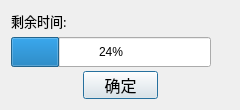
waynecn/WebSocketServerAndClient, file EasyChat/progressdialog.ui: the form before one commit.
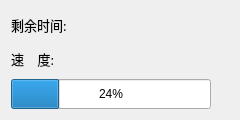
The form after the commit.

Commit message: Add download speed information in progress dialog

```diff
--- a/EasyChat/progressdialog.ui
+++ b/EasyChat/progressdialog.ui
@@ -7,19 +7,19 @@
     <x>0</x>
     <y>0</y>
     <width>240</width>
-    <height>110</height>
+    <height>120</height>
    </rect>
   </property>
   <property name="minimumSize">
    <size>
     <width>240</width>
-    <height>110</height>
+    <height>120</height>
    </size>
   </property>
   <property name="maximumSize">
    <size>
     <width>240</width>
-    <height>110</height>
+    <height>120</height>
    </size>
   </property>
   <property name="windowTitle">
@@ -27,7 +27,7 @@
   </property>
   <layout class="QVBoxLayout" name="verticalLayout">
    <item>
-    <layout class="QHBoxLayout" name="horizontalLayout_2">
+    <layout class="QHBoxLayout" name="horizontalLayout">
      <item>
       <widget class="QLabel" name="label_3">
        <property name="font">
@@ -62,6 +62,42 @@
      </item>
     </layout>
    </item>
+   <item>
+    <layout class="QHBoxLayout" name="horizontalLayout_2">
+     <item>
+      <widget class="QLabel" name="label_4">
+       <property name="font">
+        <font>
+         <family>宋体</family>
+         <pointsize>10</pointsize>
+        </font>
+       </property>
+       <property name="styleSheet">
+        <string notr="true">border-color: rgb(0, 0, 0);</string>
+       </property>
+       <property name="text">
+        <string>速    度:</string>
+       </property>
+      </widget>
+     </item>
+     <item>
+      <widget class="QLabel" name="downLoadSpeed">
+       <property name="font">
+        <font>
+         <family>宋体</family>
+         <pointsize>10</pointsize>
+        </font>
+       </property>
+       <property name="styleSheet">
+        <string notr="true">border-color: rgb(0, 0, 0);</string>
+       </property>
+       <property name="text">
+        <string/>
+       </property>
+      </widget>
+     </item>
+    </layout>
+   </item>
    <item>
     <widget class="QProgressBar" name="progressBar">
      <property name="minimumSize">
@@ -81,46 +117,6 @@
      </property>
     </widget>
    </item>
-   <item>
-    <layout class="QHBoxLayout" name="horizontalLayout">
-     <item>
-      <widget class="QLabel" name="label">
-       <property name="text">
-        <string/>
-       </property>
-      </widget>
-     </item>
-     <item alignment="Qt::AlignHCenter">
-      <widget class="QPushButton" name="okPushButton">
-       <property name="maximumSize">
-        <size>
-         <width>75</width>
-         <height>30</height>
-        </size>
-       </property>
-       <property name="font">
-        <font>
-         <family>宋体</family>
-         <pointsize>12</pointsize>
-        </font>
-       </property>
-       <property name="styleSheet">
-        <string notr="true">QPushButton { border: 2px solid #8f8f91; border-radius: 6px; \n                                            background-color: qlineargradient(x1: 0, y1: 0, x2: 0, y2: 1, \n                                            stop: 0 #f6f7fa, stop: 1 #dadbde); \n                                            min-width: 60px; } \n                                        QPushButton:pressed { \n                                            background-color: qlineargradient(x1: 0, y1: 0, x2: 0, y2: 1, \n                                            stop: 0 #dadbde, stop: 1 #f6f7fa); \n                                        } \n                                        QPushButton:flat { \n                                            border: none; \n                                        } \n                                        QPushButton:default { \n                                            border-color: navy; \n                                        }</string>
-       </property>
-       <property name="text">
-        <string>确定</string>
-       </property>
-      </widget>
-     </item>
-     <item>
-      <widget class="QLabel" name="label_2">
-       <property name="text">
-        <string/>
-       </property>
-      </widget>
-     </item>
-    </layout>
-   </item>
   </layout>
  </widget>
  <resources/>
```
The commit also changes 3 other files.
